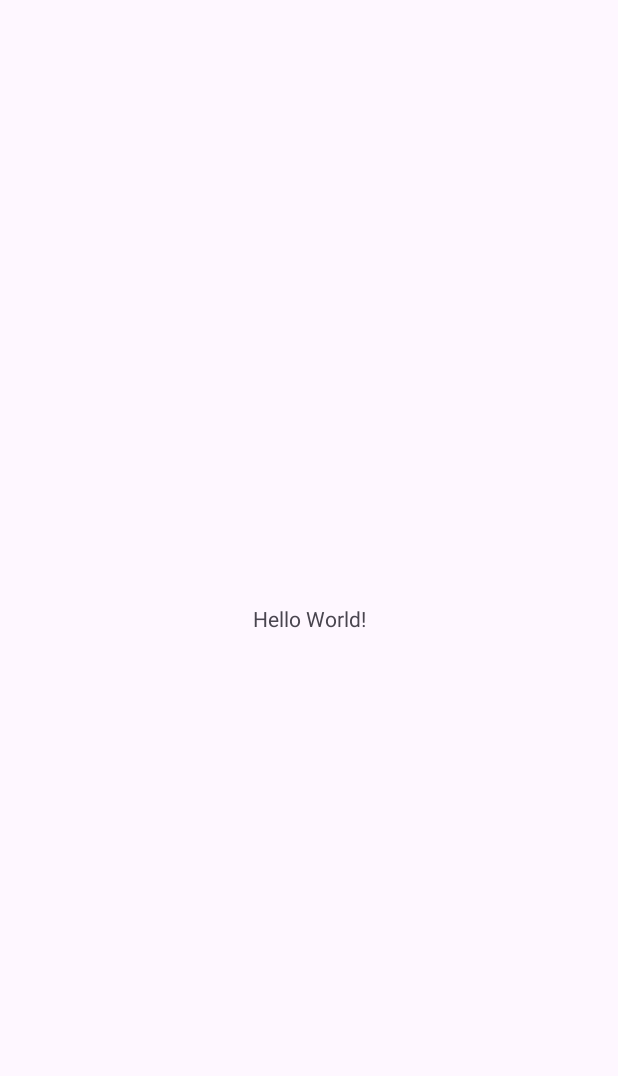
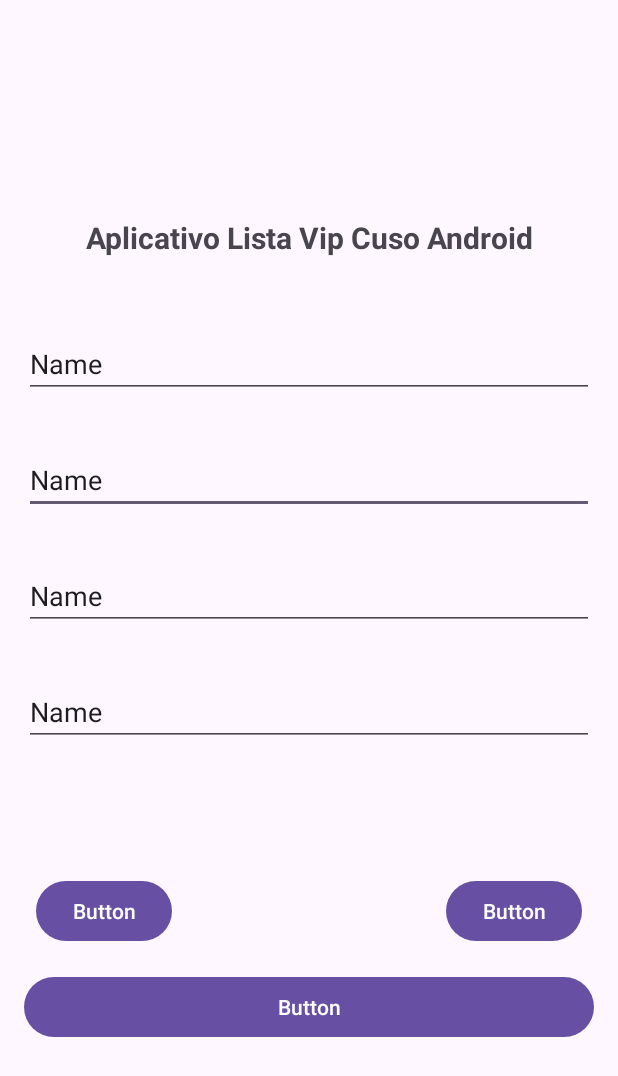
Before and after one commit to marcbaraGomes/developerAndroid2023, an Android app: the screen it shows after launch (MainActivity), on a phone screen of 412 x 824 dp. Before the commit the part shown is almost empty. Shown: the top 1076 px of the screen. Run offline under Robolectric (Android 15) with nearby library versions, the phone set to English and light mode, and no system bars.

Commit message:
Criar layout do aplicativo.

```diff
--- a/AppListaCurso/app/src/main/res/layout/activity_main.xml
+++ b/AppListaCurso/app/src/main/res/layout/activity_main.xml
@@ -7,12 +7,133 @@
     tools:context=".MainActivity">
 
     <TextView
+        android:id="@+id/textView3"
         android:layout_width="wrap_content"
         android:layout_height="wrap_content"
-        android:text="Hello World!"
+        android:layout_marginTop="32dp"
+        android:layout_marginBottom="32dp"
+        android:text="Aplicativo Lista Vip Cuso Android"
+        android:textSize="20sp"
+        android:textStyle="bold"
+        app:layout_constraintBottom_toTopOf="@+id/editTextText"
+        app:layout_constraintEnd_toEndOf="parent"
+        app:layout_constraintHorizontal_bias="0.5"
+        app:layout_constraintStart_toStartOf="parent"
+        app:layout_constraintTop_toTopOf="parent"
+        app:layout_constraintVertical_bias="0.5"
+        app:layout_constraintVertical_chainStyle="packed" />
+
+    <EditText
+        android:id="@+id/editTextText2"
+        android:layout_width="match_parent"
+        android:layout_height="wrap_content"
+        android:layout_margin="16dp"
+        android:layout_marginStart="16dp"
+        android:layout_marginTop="16dp"
+        android:layout_marginEnd="16dp"
+        android:ems="10"
+        android:inputType="text"
+        android:text="Name"
+        app:layout_constraintBottom_toTopOf="@+id/editTextText3"
+        app:layout_constraintEnd_toEndOf="parent"
+        app:layout_constraintStart_toStartOf="parent"
+        app:layout_constraintTop_toBottomOf="@+id/editTextText"
+        app:layout_constraintVertical_bias="0.5" />
+
+    <EditText
+        android:id="@+id/editTextText3"
+        android:layout_width="match_parent"
+        android:layout_height="wrap_content"
+        android:layout_margin="16dp"
+        android:layout_marginStart="16dp"
+        android:layout_marginTop="16dp"
+        android:layout_marginEnd="16dp"
+        android:ems="10"
+        android:inputType="text"
+        android:text="Name"
+        app:layout_constraintBottom_toTopOf="@+id/editTextText4"
+        app:layout_constraintEnd_toEndOf="parent"
+        app:layout_constraintStart_toStartOf="parent"
+        app:layout_constraintTop_toBottomOf="@+id/editTextText2"
+        app:layout_constraintVertical_bias="0.5" />
+
+    <EditText
+        android:id="@+id/editTextText4"
+        android:layout_width="match_parent"
+        android:layout_height="wrap_content"
+        android:layout_margin="16dp"
+        android:layout_marginStart="16dp"
+        android:layout_marginEnd="16dp"
+        android:ems="10"
+        android:inputType="text"
+        android:text="Name"
+        app:layout_constraintBottom_toTopOf="@+id/button"
+        app:layout_constraintEnd_toEndOf="parent"
+        app:layout_constraintStart_toStartOf="parent"
+        app:layout_constraintTop_toBottomOf="@+id/editTextText3"
+        app:layout_constraintVertical_bias="0.5" />
+
+
+    <EditText
+        android:id="@+id/editTextText"
+        android:layout_width="match_parent"
+        android:layout_height="wrap_content"
+        android:layout_margin="16dp"
+        android:layout_marginStart="16dp"
+        android:layout_marginTop="64dp"
+        android:layout_marginEnd="16dp"
+        android:layout_marginBottom="16dp"
+        android:ems="10"
+        android:inputType="text"
+        android:text="Name"
+        app:layout_constraintBottom_toTopOf="@+id/editTextText2"
+        app:layout_constraintEnd_toEndOf="parent"
+        app:layout_constraintStart_toStartOf="parent"
+        app:layout_constraintTop_toBottomOf="@+id/textView3"
+        app:layout_constraintVertical_bias="0.5" />
+
+    <Button
+        android:id="@+id/button"
+        android:layout_width="wrap_content"
+        android:layout_height="wrap_content"
+        android:layout_marginStart="16dp"
+        android:layout_marginTop="70dp"
+        android:layout_marginEnd="175dp"
+        android:text="Button"
+        app:layout_constraintBottom_toTopOf="@+id/button3"
+        app:layout_constraintEnd_toStartOf="@+id/button2"
+        app:layout_constraintStart_toStartOf="parent"
+        app:layout_constraintTop_toBottomOf="@+id/editTextText4"
+        app:layout_constraintVertical_bias="0.5" />
+
+    <Button
+        android:id="@+id/button2"
+        android:layout_width="wrap_content"
+        android:layout_height="wrap_content"
+        android:layout_marginTop="70dp"
+        android:layout_marginEnd="16dp"
+        android:text="Button"
+        app:layout_constraintBottom_toTopOf="@+id/button3"
+        app:layout_constraintEnd_toEndOf="parent"
+        app:layout_constraintHorizontal_bias="0.817"
+        app:layout_constraintStart_toEndOf="@+id/button"
+        app:layout_constraintTop_toBottomOf="@+id/editTextText4"
+        app:layout_constraintVertical_bias="0.5" />
+
+    <Button
+        android:id="@+id/button3"
+        android:layout_width="match_parent"
+        android:layout_height="wrap_content"
+        android:layout_margin="16dp"
+        android:layout_marginStart="16dp"
+        android:layout_marginTop="50dp"
+        android:layout_marginEnd="16dp"
+        android:layout_marginBottom="24dp"
+        android:text="Button"
         app:layout_constraintBottom_toBottomOf="parent"
         app:layout_constraintEnd_toEndOf="parent"
         app:layout_constraintStart_toStartOf="parent"
-        app:layout_constraintTop_toTopOf="parent" />
+        app:layout_constraintTop_toBottomOf="@+id/button"
+        app:layout_constraintVertical_bias="0.5" />
 
 </androidx.constraintlayout.widget.ConstraintLayout>
```
